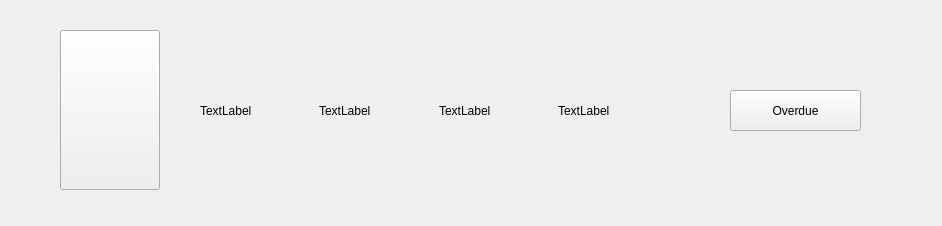
Before: the Qt Designer form overduebooks.ui in Frederick-Rive/CS106_LibrarySystem_GroupProject, drawn with Qt 5.
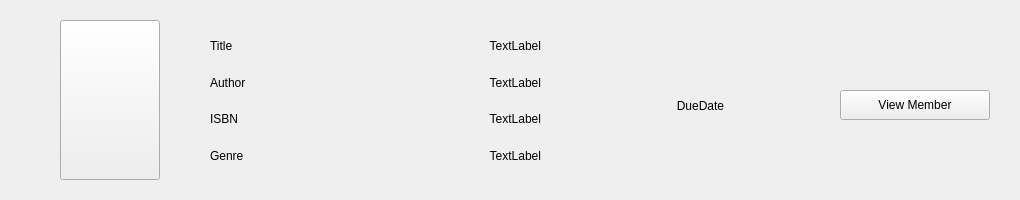
After: the same form once the commit is applied.

Patch:
```diff
--- a/overduebooks.ui
+++ b/overduebooks.ui
@@ -6,10 +6,16 @@
    <rect>
     <x>0</x>
     <y>0</y>
-    <width>942</width>
-    <height>226</height>
+    <width>1020</width>
+    <height>200</height>
    </rect>
   </property>
+  <property name="minimumSize">
+   <size>
+    <width>1020</width>
+    <height>200</height>
+   </size>
+  </property>
   <property name="windowTitle">
    <string>Form</string>
   </property>
@@ -17,7 +23,7 @@
    <property name="geometry">
     <rect>
      <x>60</x>
-     <y>30</y>
+     <y>20</y>
      <width>100</width>
      <height>160</height>
     </rect>
@@ -29,18 +35,89 @@
   <widget class="QWidget" name="horizontalLayoutWidget">
    <property name="geometry">
     <rect>
-     <x>200</x>
+     <x>210</x>
+     <y>30</y>
+     <width>131</width>
+     <height>141</height>
+    </rect>
+   </property>
+   <layout class="QVBoxLayout" name="verticalLayout_2">
+    <item>
+     <widget class="QLabel" name="authorLabel_2">
+      <property name="text">
+       <string>Title</string>
+      </property>
+      <property name="alignment">
+       <set>Qt::AlignLeading|Qt::AlignLeft|Qt::AlignVCenter</set>
+      </property>
+     </widget>
+    </item>
+    <item>
+     <widget class="QLabel" name="titleLabel_2">
+      <property name="text">
+       <string>Author</string>
+      </property>
+      <property name="alignment">
+       <set>Qt::AlignLeading|Qt::AlignLeft|Qt::AlignVCenter</set>
+      </property>
+     </widget>
+    </item>
+    <item>
+     <widget class="QLabel" name="isbnLabel_2">
+      <property name="text">
+       <string>ISBN</string>
+      </property>
+      <property name="alignment">
+       <set>Qt::AlignLeading|Qt::AlignLeft|Qt::AlignVCenter</set>
+      </property>
+     </widget>
+    </item>
+    <item>
+     <widget class="QLabel" name="genreLabel_2">
+      <property name="text">
+       <string>Genre</string>
+      </property>
+      <property name="alignment">
+       <set>Qt::AlignLeading|Qt::AlignLeft|Qt::AlignVCenter</set>
+      </property>
+     </widget>
+    </item>
+   </layout>
+  </widget>
+  <widget class="QLabel" name="dueLabel">
+   <property name="geometry">
+    <rect>
+     <x>580</x>
      <y>90</y>
-     <width>471</width>
-     <height>41</height>
+     <width>241</width>
+     <height>31</height>
     </rect>
    </property>
-   <layout class="QHBoxLayout" name="horizontalLayout">
+   <property name="text">
+    <string>DueDate</string>
+   </property>
+   <property name="alignment">
+    <set>Qt::AlignCenter</set>
+   </property>
+  </widget>
+  <widget class="QWidget" name="layoutWidget">
+   <property name="geometry">
+    <rect>
+     <x>340</x>
+     <y>30</y>
+     <width>201</width>
+     <height>141</height>
+    </rect>
+   </property>
+   <layout class="QVBoxLayout" name="verticalLayout">
     <item>
      <widget class="QLabel" name="titleLabel">
       <property name="text">
        <string>TextLabel</string>
       </property>
+      <property name="alignment">
+       <set>Qt::AlignRight|Qt::AlignTrailing|Qt::AlignVCenter</set>
+      </property>
      </widget>
     </item>
     <item>
@@ -48,6 +125,9 @@
       <property name="text">
        <string>TextLabel</string>
       </property>
+      <property name="alignment">
+       <set>Qt::AlignRight|Qt::AlignTrailing|Qt::AlignVCenter</set>
+      </property>
      </widget>
     </item>
     <item>
@@ -55,6 +135,9 @@
       <property name="text">
        <string>TextLabel</string>
       </property>
+      <property name="alignment">
+       <set>Qt::AlignRight|Qt::AlignTrailing|Qt::AlignVCenter</set>
+      </property>
      </widget>
     </item>
     <item>
@@ -62,6 +145,9 @@
       <property name="text">
        <string>TextLabel</string>
       </property>
+      <property name="alignment">
+       <set>Qt::AlignRight|Qt::AlignTrailing|Qt::AlignVCenter</set>
+      </property>
      </widget>
     </item>
    </layout>
@@ -69,14 +155,14 @@
   <widget class="QPushButton" name="overdueButton">
    <property name="geometry">
     <rect>
-     <x>730</x>
+     <x>840</x>
      <y>90</y>
-     <width>131</width>
-     <height>41</height>
+     <width>150</width>
+     <height>30</height>
     </rect>
    </property>
    <property name="text">
-    <string>Overdue</string>
+    <string>View Member</string>
    </property>
   </widget>
  </widget>
```
Left out of the diff: 2 changed lines with no effect on the pictures.
